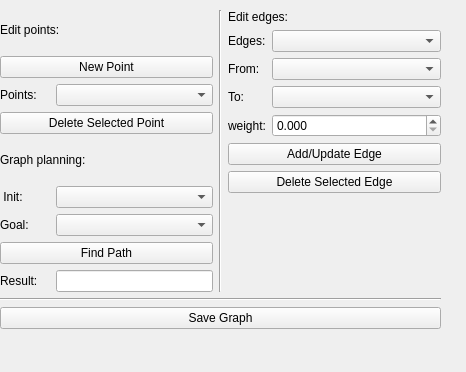
This is src/graph_window.ui in sees1/ROS_nodes as Qt 5 draws it before an edit. The edited form follows.
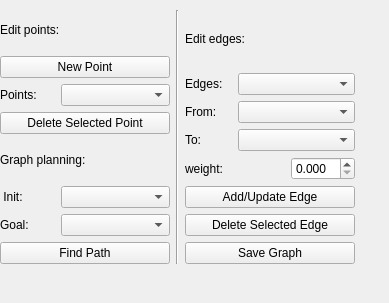
This is the edited form.

```diff
--- a/src/graph_window.ui
+++ b/src/graph_window.ui
@@ -6,29 +6,47 @@
    <rect>
     <x>0</x>
     <y>0</y>
-    <width>466</width>
-    <height>372</height>
+    <width>389</width>
+    <height>303</height>
    </rect>
   </property>
   <property name="windowTitle">
    <string>MainWindow</string>
   </property>
   <widget class="QWidget" name="centralwidget">
-   <widget class="QWidget" name="layoutWidget">
+   <widget class="QWidget" name="">
     <property name="geometry">
      <rect>
       <x>0</x>
       <y>10</y>
-      <width>441</width>
-      <height>319</height>
+      <width>355</width>
+      <height>254</height>
      </rect>
     </property>
-    <layout class="QVBoxLayout" name="verticalLayout">
-     <item>
-      <layout class="QGridLayout" name="gridLayout_2">
+    <layout class="QGridLayout" name="gridLayout_4">
        <item row="0" column="0">
         <layout class="QGridLayout" name="gridLayout">
-         <item row="3" column="0" colspan="4">
+       <item row="2" column="1" colspan="2">
+        <widget class="QComboBox" name="pointBox"/>
+       </item>
+       <item row="1" column="0" colspan="3">
+        <widget class="QPushButton" name="newPointButton">
+         <property name="text">
+          <string>New Point</string>
+         </property>
+        </widget>
+       </item>
+       <item row="5" column="1" colspan="2">
+        <widget class="QComboBox" name="initBox"/>
+       </item>
+       <item row="2" column="0">
+        <widget class="QLabel" name="labl3">
+         <property name="text">
+          <string>Points:</string>
+         </property>
+        </widget>
+       </item>
+       <item row="3" column="0" colspan="3">
           <widget class="QPushButton" name="deleteSelectedPointButton">
            <property name="text">
             <string>Delete Selected Point</string>
@@ -42,6 +60,13 @@
            </property>
           </widget>
          </item>
+       <item row="7" column="0" colspan="3">
+        <widget class="QPushButton" name="findPathButton">
+         <property name="text">
+          <string>Find Path</string>
+         </property>
+        </widget>
+       </item>
          <item row="5" column="0">
           <widget class="QLabel" name="labl10">
            <property name="text">
@@ -49,20 +74,6 @@
            </property>
           </widget>
          </item>
-         <item row="0" column="0" colspan="3">
-          <widget class="QLabel" name="labl1">
-           <property name="text">
-            <string>Edit points:</string>
-           </property>
-          </widget>
-         </item>
-         <item row="1" column="0" colspan="4">
-          <widget class="QPushButton" name="newPointButton">
-           <property name="text">
-            <string>New Point</string>
-           </property>
-          </widget>
-         </item>
          <item row="6" column="0">
           <widget class="QLabel" name="labl11">
            <property name="text">
@@ -70,39 +81,16 @@
            </property>
           </widget>
          </item>
-         <item row="6" column="1" colspan="3">
+       <item row="6" column="1" colspan="2">
           <widget class="QComboBox" name="goalBox"/>
          </item>
-         <item row="5" column="1" colspan="3">
-          <widget class="QComboBox" name="initBox"/>
-         </item>
-         <item row="2" column="0">
-          <widget class="QLabel" name="labl3">
+       <item row="0" column="0" colspan="3">
+        <widget class="QLabel" name="labl1">
            <property name="text">
-            <string>Points:</string>
+          <string>Edit points:</string>
            </property>
           </widget>
          </item>
-         <item row="2" column="1" colspan="3">
-          <widget class="QComboBox" name="pointBox"/>
-         </item>
-         <item row="7" column="0" colspan="4">
-          <widget class="QPushButton" name="FindPath">
-           <property name="text">
-            <string>Find Path</string>
-           </property>
-          </widget>
-         </item>
-         <item row="8" column="0">
-          <widget class="QLabel" name="labl9">
-           <property name="text">
-            <string>Result:</string>
-           </property>
-          </widget>
-         </item>
-         <item row="8" column="1" colspan="3">
-          <widget class="QLineEdit" name="lineResult"/>
-         </item>
         </layout>
        </item>
        <item row="0" column="1">
@@ -113,35 +101,48 @@
         </widget>
        </item>
        <item row="0" column="2">
-        <layout class="QFormLayout" name="formLayout">
-         <property name="fieldGrowthPolicy">
-          <enum>QFormLayout::AllNonFixedFieldsGrow</enum>
-         </property>
-         <item row="0" column="0" colspan="2">
+      <layout class="QGridLayout" name="gridLayout_3">
+       <item row="0" column="0">
+        <layout class="QGridLayout" name="gridLayout_2">
+         <item row="0" column="0" colspan="3">
           <widget class="QLabel" name="labl2">
            <property name="text">
             <string>Edit edges:</string>
            </property>
           </widget>
          </item>
-         <item row="5" column="0">
+         <item row="1" column="0">
+          <widget class="QLabel" name="labl4">
+           <property name="text">
+            <string>Edges:</string>
+           </property>
+          </widget>
+         </item>
+         <item row="1" column="1" colspan="2">
+          <widget class="QComboBox" name="edgeBox"/>
+         </item>
+         <item row="2" column="0">
+          <widget class="QLabel" name="labl5">
+           <property name="text">
+            <string>From:</string>
+           </property>
+          </widget>
+         </item>
+         <item row="3" column="0">
           <widget class="QLabel" name="labl6">
            <property name="text">
             <string>To:</string>
            </property>
           </widget>
          </item>
-         <item row="5" column="1">
-          <widget class="QComboBox" name="toBox"/>
-         </item>
-         <item row="7" column="0">
+         <item row="4" column="0" colspan="2">
           <widget class="QLabel" name="labl7">
            <property name="text">
             <string>weight:</string>
            </property>
           </widget>
          </item>
-         <item row="7" column="1">
+         <item row="4" column="2">
           <widget class="QDoubleSpinBox" name="weightBox">
            <property name="decimals">
             <number>3</number>
@@ -151,52 +152,29 @@
            </property>
           </widget>
          </item>
-         <item row="8" column="0" colspan="2">
+         <item row="5" column="0" colspan="3">
           <widget class="QPushButton" name="addUpdateButton">
            <property name="text">
             <string>Add/Update Edge</string>
            </property>
           </widget>
          </item>
-         <item row="9" column="0" colspan="2">
+         <item row="6" column="0" colspan="3">
           <widget class="QPushButton" name="deleteEdgeButton">
            <property name="text">
             <string>Delete Selected Edge</string>
            </property>
           </widget>
          </item>
-         <item row="2" column="1">
-          <widget class="QComboBox" name="edgeBox"/>
-         </item>
-         <item row="2" column="0">
-          <widget class="QLabel" name="labl4">
-           <property name="text">
-            <string>Edges:</string>
-           </property>
-          </widget>
-         </item>
-         <item row="4" column="0">
-          <widget class="QLabel" name="labl5">
-           <property name="text">
-            <string>From:</string>
-           </property>
-          </widget>
-         </item>
-         <item row="4" column="1">
+         <item row="2" column="1" colspan="2">
           <widget class="QComboBox" name="fromBox"/>
          </item>
-        </layout>
+         <item row="3" column="1" colspan="2">
+          <widget class="QComboBox" name="toBox"/>
        </item>
       </layout>
      </item>
-     <item>
-      <widget class="Line" name="line_3">
-       <property name="orientation">
-        <enum>Qt::Horizontal</enum>
-       </property>
-      </widget>
-     </item>
-     <item>
+       <item row="1" column="0">
       <widget class="QPushButton" name="saveButton">
        <property name="text">
         <string>Save Graph</string>
@@ -204,14 +182,19 @@
       </widget>
      </item>
     </layout>
+     </item>
+    </layout>
    </widget>
+   <zorder>layoutWidget</zorder>
+   <zorder>labl1</zorder>
+   <zorder>labl1</zorder>
   </widget>
   <widget class="QMenuBar" name="menubar">
    <property name="geometry">
     <rect>
      <x>0</x>
      <y>0</y>
-     <width>466</width>
+     <width>389</width>
      <height>25</height>
     </rect>
    </property>
```
Lines whose indentation alone changed are shown as unchanged.
